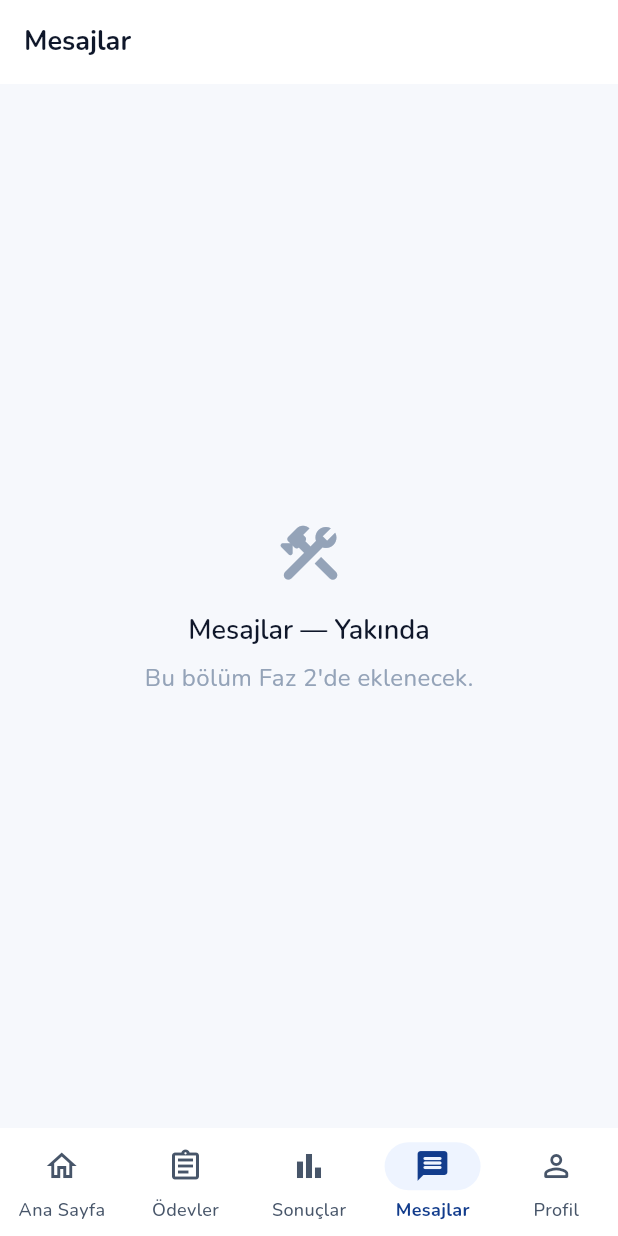
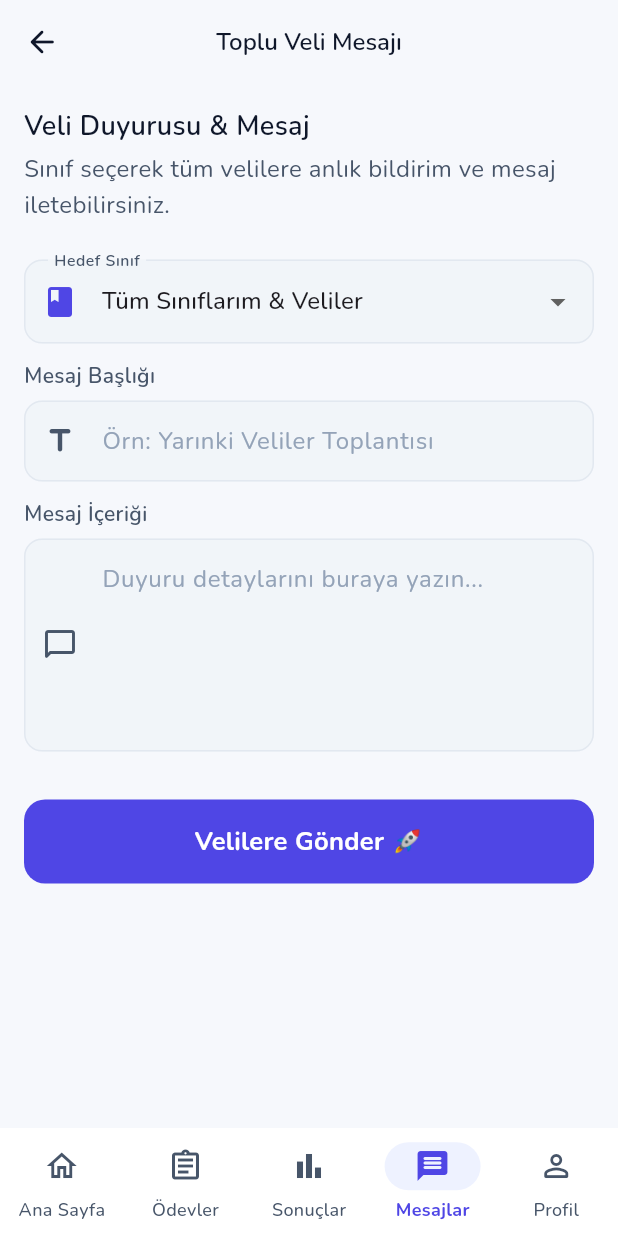
Before and after one commit to Majestelerinizz/odev_kontrol_sistemi, a Flutter app: the screen it shows once a user with an empty profile is signed in, item 4 of the bottom bar chosen, on a phone screen of 412 x 824 dp. Run offline on Flutter 3.47's test engine with Material 3 defaults, Android fonts, the phone set to English and light mode, and no system bars; our stand-ins replace cloud_firestore, firebase_auth, firebase_core, fl_chart, flutter_riverpod, go_router and 1 more; accounts and stored records are empty.

Commit message:
fix: Firestore indeks hatalari giderildi, MatPusula mor-altin temasi uygulandi, mesaj ve profil rotalari eklendi

```diff
--- a/lib/app/router.dart
+++ b/lib/app/router.dart
@@ -22,6 +22,8 @@ import '../features/exams/presentation/screens/teacher_exam_list_screen.dart';
 import '../features/exams/presentation/screens/create_exam_result_screen.dart';
 import '../features/analytics/presentation/screens/analytics_graph_screen.dart';
 import '../features/exams/presentation/screens/parent_exam_list_screen.dart';
+import '../features/messages/presentation/screens/teacher_new_message_screen.dart';
+import '../features/profile/presentation/screens/profile_screen.dart';
 
 /// Uygulama router'ı.
 /// GoRouter ile rol tabanlı yönlendirme ve RoleGuard mantığı.
@@ -160,8 +162,12 @@ final routerProvider = Provider<GoRouter>((ref) {
             ),
           ),
           GoRoute(
+            path: '/teacher/messages/new',
+            builder: (context, state) => const TeacherNewMessageScreen(),
+          ),
+          GoRoute(
             path: '/teacher/more',
-            builder: (context, state) => const _ComingSoonScreen(title: 'Diğer'),
+            builder: (context, state) => const ProfileScreen(),
           ),
         ],
       ),
@@ -187,12 +193,11 @@ final routerProvider = Provider<GoRouter>((ref) {
           GoRoute(
             path: '/parent/messages',
             builder: (context, state) =>
-                const _ComingSoonScreen(title: 'Mesajlar'),
+                const TeacherNewMessageScreen(),
           ),
           GoRoute(
             path: '/parent/profile',
-            builder: (context, state) =>
-                const _ComingSoonScreen(title: 'Profil'),
+            builder: (context, state) => const ProfileScreen(),
           ),
         ],
       ),
--- a/lib/core/theme/app_colors.dart
+++ b/lib/core/theme/app_colors.dart
@@ -5,18 +5,18 @@ import 'package:flutter/material.dart';
 class AppColors {
   AppColors._();
 
-  // ── Öğretmen renkleri ──────────────────────────────────────────────────────
-  static const Color teacherPrimary = Color(0xFF123C8C);
-  static const Color teacherLight = Color(0xFF2F6DE1);
-  static const Color teacherSurface = Color(0xFFEEF4FF);
+  // ── Öğretmen & Ana tema renkleri (MatPusula Moru & İndigo) ───────────
+  static const Color teacherPrimary = Color(0xFF4F46E5);
+  static const Color teacherLight = Color(0xFF6366F1);
+  static const Color teacherSurface = Color(0xFFEEF2FF);
 
-  // ── Veli renkleri ─────────────────────────────────────────────────────────
-  static const Color parentPrimary = Color(0xFF159A68);
-  static const Color parentLight = Color(0xFF22C38E);
-  static const Color parentSurface = Color(0xFFEAFBF4);
+  // ── Veli renkleri (MatPusula Zümrüt Yeşili) ─────────────────────────
+  static const Color parentPrimary = Color(0xFF0D9488);
+  static const Color parentLight = Color(0xFF14B8A6);
+  static const Color parentSurface = Color(0xFFF0FDFA);
 
-  // ── Vurgu ─────────────────────────────────────────────────────────────────
-  static const Color accent = Color(0xFF7C3AED);
+  // ── Vurgu (MatPusula Pusula İğnesi Altını) ───────────────────────────
+  static const Color accent = Color(0xFFD97706);
 
   // ── Durum renkleri ────────────────────────────────────────────────────────
   static const Color success = Color(0xFF16A34A);
--- /dev/null
+++ b/lib/features/messages/presentation/screens/teacher_new_message_screen.dart
@@ -0,0 +1,165 @@
+import 'package:flutter/material.dart';
+import 'package:flutter_riverpod/flutter_riverpod.dart';
+import 'package:go_router/go_router.dart';
+import '../../../../core/theme/app_colors.dart';
+import '../../../../core/theme/app_text_styles.dart';
+import '../../../../core/theme/app_sizes.dart';
+import '../../../../core/widgets/app_buttons.dart';
+import '../../../../core/widgets/app_text_field.dart';
+import '../../../../core/extensions/extensions.dart';
+import '../../../classes/presentation/providers/class_providers.dart';
+
+/// Toplu Mesaj Gönderme Ekranı
+class TeacherNewMessageScreen extends ConsumerStatefulWidget {
+  const TeacherNewMessageScreen({super.key});
+
+  @override
+  ConsumerState<TeacherNewMessageScreen> createState() =>
+      _TeacherNewMessageScreenState();
+}
+
+class _TeacherNewMessageScreenState
+    extends ConsumerState<TeacherNewMessageScreen> {
+  final _formKey = GlobalKey<FormState>();
+  final _titleController = TextEditingController();
+  final _contentController = TextEditingController();
+  String? _selectedClassId;
+  bool _isSending = false;
+
+  @override
+  void dispose() {
+    _titleController.dispose();
+    _contentController.dispose();
+    super.dispose();
+  }
+
+  Future<void> _sendMessage() async {
+    context.unfocus();
+    if (!_formKey.currentState!.validate()) return;
+
+    setState(() => _isSending = true);
+    await Future.delayed(const Duration(milliseconds: 800));
+    if (!mounted) return;
+    setState(() => _isSending = false);
+
+    context.showSnackBar('Mesaj başarıyla velilere iletildi! 📲');
+    context.pop();
+  }
+
+  @override
+  Widget build(BuildContext context) {
+    final classesAsync = ref.watch(teacherClassesStreamProvider);
+
+    return Scaffold(
+      backgroundColor: AppColors.background,
+      appBar: AppBar(
+        backgroundColor: Colors.transparent,
+        elevation: 0,
+        leading: IconButton(
+          icon: const Icon(Icons.arrow_back_rounded, color: AppColors.textPrimary),
+          onPressed: () => context.pop(),
+        ),
+        title: Text(
+          'Toplu Veli Mesajı',
+          style: AppTextStyles.h4.copyWith(color: AppColors.textPrimary),
+        ),
+        centerTitle: true,
+      ),
+      body: SafeArea(
+        child: SingleChildScrollView(
+          padding: const EdgeInsets.all(AppSizes.pagePadding),
+          child: Form(
+            key: _formKey,
+            child: Column(
+              crossAxisAlignment: CrossAxisAlignment.start,
+              children: [
+                Text(
+                  'Veli Duyurusu & Mesaj',
+                  style: AppTextStyles.h3,
+                ),
+                const SizedBox(height: 6),
+                Text(
+                  'Sınıf seçerek tüm velilere anlık bildirim ve mesaj iletebilirsiniz.',
+                  style: AppTextStyles.bodyMedium,
+                ),
+                const SizedBox(height: 24),
+
+                // Sınıf seçimi
+                classesAsync.when(
+                  loading: () => const LinearProgressIndicator(),
+                  error: (_, __) => const Text('Sınıflar yüklenemedi'),
+                  data: (classes) {
+                    return DropdownButtonFormField<String>(
+                      value: _selectedClassId,
+                      decoration: InputDecoration(
+                        labelText: 'Hedef Sınıf',
+                        prefixIcon: const Icon(Icons.class_rounded,
+                            color: AppColors.teacherPrimary),
+                        border: OutlineInputBorder(
+                          borderRadius: BorderRadius.circular(12),
+                        ),
+                      ),
+                      items: [
+                        const DropdownMenuItem(
+                          value: null,
+                          child: Text('Tüm Sınıflarım & Veliler'),
+                        ),
+                        ...classes.map((c) => DropdownMenuItem(
+                              value: c.id,
+                              child: Text(c.name),
+                            )),
+                      ],
+                      onChanged: (val) => setState(() => _selectedClassId = val),
+                    );
+                  },
+                ),
+                const SizedBox(height: AppSizes.itemSpacing),
+
+                // Mesaj Başlığı
+                AppTextField(
+                  label: 'Mesaj Başlığı',
+                  hint: 'Örn: Yarınki Veliler Toplantısı',
+                  controller: _titleController,
+                  prefixIcon: const Icon(Icons.title_rounded,
+                      color: AppColors.textSecondary),
+                  validator: (v) {
+                    if (v == null || v.trim().isEmpty) {
+                      return 'Lütfen bir başlık girin';
+                    }
+                    return null;
+                  },
+                ),
+                const SizedBox(height: AppSizes.itemSpacing),
+
+                // Mesaj İçeriği
+                AppTextField(
+                  label: 'Mesaj İçeriği',
+                  hint: 'Duyuru detaylarını buraya yazın...',
+                  controller: _contentController,
+                  maxLines: 5,
+                  prefixIcon: const Icon(Icons.chat_bubble_outline_rounded,
+                      color: AppColors.textSecondary),
+                  validator: (v) {
+                    if (v == null || v.trim().isEmpty) {
+                      return 'Lütfen mesaj içeriğini yazın';
+                    }
+                    return null;
+                  },
+                ),
+                const SizedBox(height: 32),
+
+                // Gönder Butonu
+                PrimaryButton(
+                  label: 'Velilere Gönder 🚀',
+                  onPressed: _sendMessage,
+                  isLoading: _isSending,
+                  backgroundColor: AppColors.teacherPrimary,
+                ),
+              ],
+            ),
+          ),
+        ),
+      ),
+    );
+  }
+}
```
Also changed, not shown: lib/features/classes/data/repositories/classes_repository_impl.dart (+7 -3 lines), lib/features/exams/data/repositories/exams_repository_impl.dart (+14 -8 lines), lib/features/homeworks/data/repositories/homeworks_repository_impl.dart (+21 -12 lines), lib/features/profile/presentation/screens/profile_screen.dart (added, +186 -0 lines).
